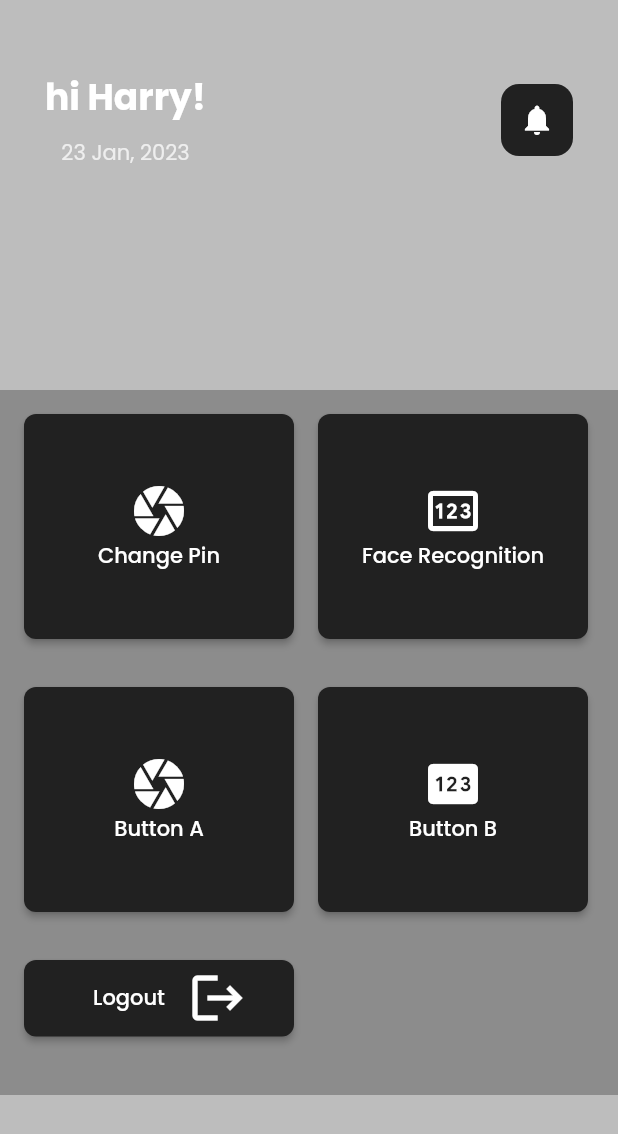
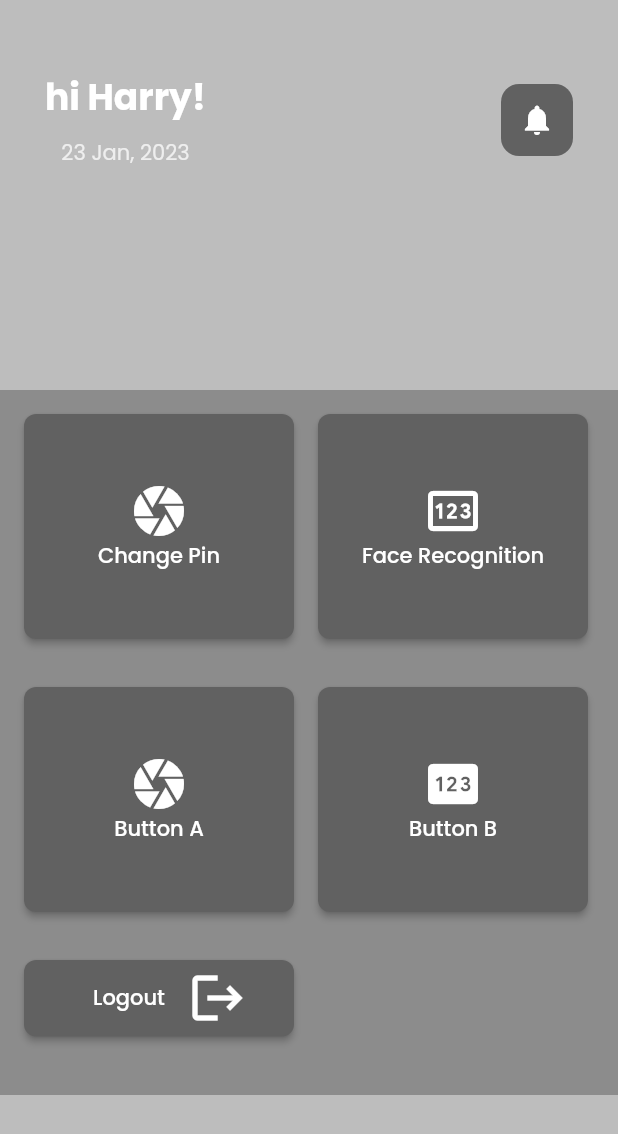
Before and after one commit to prasnaaryal/intruderdetection, a Flutter app: the screen it shows after launch, after a tap on the "arrow back" icon, on a phone screen of 412 x 824 dp. Shown: the top 1134 px of the screen. Run offline on Flutter 3.47's test engine with Material 2 defaults, Android fonts, the phone set to English and light mode, and no system bars; drawn by our look-alikes of loader_overlay; our stand-ins replace cloud_firestore, firebase_auth, firebase_core, firebase_messaging, firebase_storage, flutter_local_notifications and 5 more; accounts and stored records are empty; network calls fail.

Commit message:
color edited

```diff
--- a/lib/Screens/dashboard.dart
+++ b/lib/Screens/dashboard.dart
@@ -74,7 +74,7 @@ class _DashboardState extends State<Dashboard> {
                 },
                 child: Container(
                   decoration: BoxDecoration(
-                    color: Colors.grey[900],
+                    color: Colors.grey[700],
                     borderRadius: BorderRadius.circular(12),
                   ),
                   padding: EdgeInsets.all(12),
@@ -114,7 +114,7 @@ class _DashboardState extends State<Dashboard> {
                             );
                           },
                           style: ElevatedButton.styleFrom(
-                            primary: Colors.grey[900],
+                            primary: Colors.grey[700],
                             shape: RoundedRectangleBorder(
                               borderRadius: BorderRadius.circular(8),
                             ),
@@ -144,7 +144,7 @@ class _DashboardState extends State<Dashboard> {
                             );
                           },
                           style: ElevatedButton.styleFrom(
-                            primary: Colors.grey[900],
+                            primary: Colors.grey[700],
                             shape: RoundedRectangleBorder(
                               borderRadius: BorderRadius.circular(8),
                             ),
@@ -175,7 +175,7 @@ class _DashboardState extends State<Dashboard> {
                             ElevatedButton(
                               onPressed: () {},
                               style: ElevatedButton.styleFrom(
-                                primary: Colors.grey[900],
+                                primary: Colors.grey[700],
                                 shape: RoundedRectangleBorder(
                                   borderRadius: BorderRadius.circular(8),
                                 ),
@@ -198,7 +198,7 @@ class _DashboardState extends State<Dashboard> {
                             ElevatedButton(
                               onPressed: () {},
                               style: ElevatedButton.styleFrom(
-                                primary: Colors.grey[900],
+                                primary: Colors.grey[700],
                                 shape: RoundedRectangleBorder(
                                   borderRadius: BorderRadius.circular(8),
                                 ),
@@ -237,7 +237,7 @@ class _DashboardState extends State<Dashboard> {
                                 );
                               },
                               style: ElevatedButton.styleFrom(
-                                primary: Colors.grey[900],
+                                primary: Colors.grey[700],
                                 shape: RoundedRectangleBorder(
                                   borderRadius: BorderRadius.circular(8),
                                 ),
--- a/lib/Screens/faceDetails.dart
+++ b/lib/Screens/faceDetails.dart
@@ -34,7 +34,9 @@ class _KnownFaceDetailsState extends State<KnownFaceDetails> {
   @override
   Widget build(BuildContext context) {
     return Scaffold(
+      backgroundColor: Colors.black26,
       appBar: AppBar(
+        backgroundColor: Colors.grey[700],
         title: Text("Details"),
         actions: [
           IconButton(
--- a/lib/Screens/login.dart
+++ b/lib/Screens/login.dart
@@ -147,7 +147,7 @@ class _LoginScreenState extends State<LoginScreen> {
                         },
                         child: Text(
                           "Forgot PIN?",
-                          style: TextStyle(color: Colors.blue[800], fontFamily: "Times New Roman"),
+                          style: TextStyle(color: Colors.blue[900], fontFamily: "Times New Roman"),
                         ),
                       )),
                   SizedBox(
--- a/lib/main.dart
+++ b/lib/main.dart
@@ -104,9 +104,14 @@ class MyApp extends StatelessWidget {
               // Notice that the counter didn't reset back to zero; the application
               // is not restarted.g
               primarySwatch: Colors.grey,
+              inputDecorationTheme: const InputDecorationTheme(
+                enabledBorder: OutlineInputBorder(
+                  borderSide: BorderSide(width: 1.2, color: Colors.white),
+                )
+              ),
               textTheme: GoogleFonts.poppinsTextTheme(),
             ),
-            initialRoute: "/uploadandview",
+            initialRoute: "/changepassword",
             routes: {
               "/login": (BuildContext context) => LoginScreen(),
               "/dashboard": (BuildContext context) => Dashboard(),
```
Also changed, not shown: lib/Screens/uploadImage.dart (+6 -4 lines).
